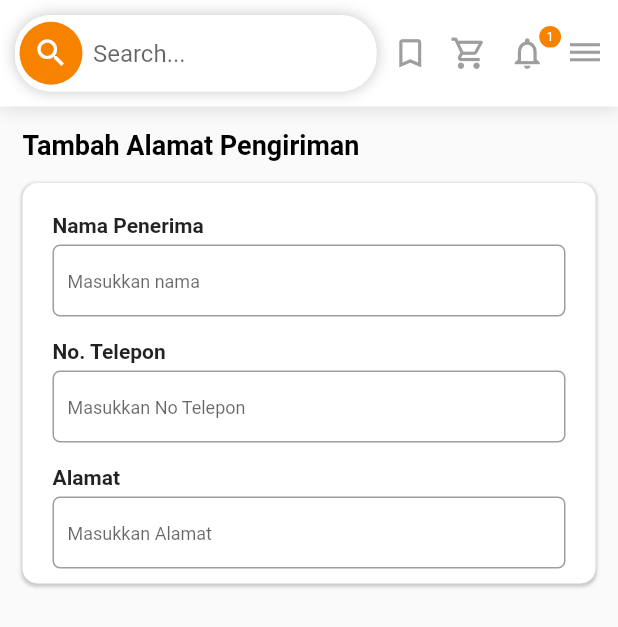
After one commit to aladino24/kharisma-sales-app, a Flutter app: the AddAddressPage screen opened by its route, on a phone screen of 412 x 824 dp. The commit adds this screen. Shown: the top 627 px of the screen. Run offline on Flutter 3.47's test engine with Material 2 defaults, Android fonts, the phone set to English and light mode, and no system bars; drawn by our look-alikes of badges; our stand-ins replace carousel_slider, get, shared_preferences; accounts and stored records are empty.

Commit message:
Halaman tambah alamat belum fix

```diff
--- a/lib/routes/apps_routes.dart
+++ b/lib/routes/apps_routes.dart
@@ -8,6 +8,7 @@ import 'package:kharisma_sales_app/views/product/cart_product_page.dart';
 import 'package:kharisma_sales_app/views/product/checkout_product_page.dart';
 import 'package:kharisma_sales_app/views/product/save_product_page.dart';
 import 'package:kharisma_sales_app/views/product/notification_product_page.dart';
+import 'package:kharisma_sales_app/views/profile/add_address_page.dart';
 import 'package:kharisma_sales_app/views/profile/call_center_page.dart';
 import 'package:kharisma_sales_app/views/profile/profile_customer_page.dart';
 import 'package:kharisma_sales_app/views/profile/termcondition_page.dart';
@@ -26,6 +27,7 @@ class AppsRoutes{
     GetPage(name: RoutesName.profile, page: () => ProfileCustomerPage()),
     GetPage(name: RoutesName.termCondition, page: () => TermConditionPage()),
     GetPage(name: RoutesName.callcenter, page: ()=> CallCenterPage()),
-    GetPage(name: RoutesName.checkoutProduct, page: ()=> CheckoutProductPage())
+    GetPage(name: RoutesName.checkoutProduct, page: ()=> CheckoutProductPage()),
+    GetPage(name: RoutesName.addAddress, page: () => AddAddressPage())
   ];
 }
--- a/lib/routes/routes_name.dart
+++ b/lib/routes/routes_name.dart
@@ -20,4 +20,5 @@ abstract class RoutesName{
   static const profile = '/profile-page';
   static const termCondition = '/termcondition-page';
   static const callcenter = '/callcenter-page';
+  static const addAddress = '/add-address-page';
 }
--- /dev/null
+++ b/lib/views/profile/add_address_page.dart
@@ -0,0 +1,175 @@
+import 'package:flutter/material.dart';
+import 'package:kharisma_sales_app/widgets/main_header.dart';
+
+class AddAddressPage extends StatelessWidget {
+  const AddAddressPage({super.key});
+
+  @override
+  Widget build(BuildContext context) {
+    return Scaffold(
+      body: SafeArea(
+          child: Column(
+        children: [
+          MainHeader(
+              iconBookmark: false, iconCart: false, iconNotification: false),
+          Container(
+            child: Column(
+              crossAxisAlignment: CrossAxisAlignment.start,
+              children: [
+                Padding(
+                  padding: const EdgeInsets.symmetric(horizontal: 15, vertical: 15),
+                  child: Text(
+                    "Tambah Alamat Pengiriman",
+                    style: TextStyle(
+                        fontSize: 18,
+                        fontWeight: FontWeight.bold,
+                        color: Colors.black
+                    ),
+                  ),
+                ),
+                Container(
+                  padding: EdgeInsets.only(left: 15, right: 15, bottom: 15),
+                  child: Form(
+                      child: Container(
+                    decoration: BoxDecoration(
+                      borderRadius: BorderRadius.circular(10),
+                      color: Colors.white,
+                      boxShadow: [
+                        BoxShadow(
+                          color: Colors.grey.withOpacity(0.5),
+                          spreadRadius: 1,
+                          blurRadius: 1,
+                          offset: Offset(0, 1), // changes position of shadow
+                        ),
+                      ],
+                    ),
+                    child: Column(
+                      children: [
+                        // label input
+                        Padding(
+                          padding: const EdgeInsets.only(
+                              right: 20, left: 20, top: 20),
+                          child: Container(
+                            alignment: Alignment.centerLeft,
+                            child: Text(
+                              "Nama Penerima",
+                              style: TextStyle(
+                                  fontSize: 14, fontWeight: FontWeight.bold),
+                            ),
+                          ),
+                        ),
+
+                        // input
+                        Padding(
+                          padding: const EdgeInsets.only(left: 20, right: 20, top: 5),
+                          child: Container(
+                            margin: EdgeInsets.only(bottom: 10),
+                            child: TextFormField(
+                              decoration: InputDecoration(
+                                contentPadding: EdgeInsets.symmetric(horizontal: 10),
+                                hintText: "Masukkan nama",
+                                hintStyle: TextStyle(fontSize: 12),
+                                border: OutlineInputBorder(
+                                    borderRadius: BorderRadius.circular(5),
+                                    borderSide: BorderSide(
+                                        color: Colors.grey, width: 1)),
+                                focusedBorder: OutlineInputBorder(
+                                    borderRadius: BorderRadius.circular(5),
+                                    borderSide: BorderSide(
+                                        color: Colors.grey, width: 1)),
+                                enabledBorder: OutlineInputBorder(
+                                    borderRadius: BorderRadius.circular(5),
+                                    borderSide: BorderSide(
+                                        color: Colors.grey, width: 1)),
+                              ),
+                            ),
+                          ),
+                        ),
+                        SizedBox(height: 5),
+
+                         Padding(
+                          padding: const EdgeInsets.only(right: 20, left: 20),
+                          child: Container(
+                            alignment: Alignment.centerLeft,
+                            child: Text(
+                              "No. Telepon",
+                              style: TextStyle(
+                                  fontSize: 14, fontWeight: FontWeight.bold),
+                            ),
+                          ),
+                        ),
+                        Padding(
+                          padding: const EdgeInsets.only(left: 20, right: 20, top: 5),
+                          child: Container(
+                            margin: EdgeInsets.only(bottom: 10),
+                            child: TextFormField(
+                              decoration: InputDecoration(
+                                contentPadding: EdgeInsets.symmetric(horizontal: 10),
+                                hintText: "Masukkan No Telepon",
+                                hintStyle: TextStyle(fontSize: 12),
+                                border: OutlineInputBorder(
+                                    borderRadius: BorderRadius.circular(5),
+                                    borderSide: BorderSide(
+                                        color: Colors.grey, width: 1)),
+                                focusedBorder: OutlineInputBorder(
+                                    borderRadius: BorderRadius.circular(5),
+                                    borderSide: BorderSide(
+                                        color: Colors.grey, width: 1)),
+                                enabledBorder: OutlineInputBorder(
+                                    borderRadius: BorderRadius.circular(5),
+                                    borderSide: BorderSide(
+                                        color: Colors.grey, width: 1)),
+                              ),
+                            ),
+                          ),
+                        ),
+                        SizedBox(height: 5),
+
+                         Padding(
+                          padding: const EdgeInsets.only(right: 20, left: 20),
+                          child: Container(
+                            alignment: Alignment.centerLeft,
+                            child: Text(
+                              "Alamat",
+                              style: TextStyle(
+                                  fontSize: 14, fontWeight: FontWeight.bold),
+                            ),
+                          ),
+                        ),
+                        Padding(
+                          padding: const EdgeInsets.only(left: 20, right: 20, top: 5),
+                          child: Container(
+                            margin: EdgeInsets.only(bottom: 10),
+                            child: TextFormField(
+                              decoration: InputDecoration(
+                                contentPadding: EdgeInsets.symmetric(horizontal: 10),
+                                hintText: "Masukkan Alamat",
+                                hintStyle: TextStyle(fontSize: 12),
+                                border: OutlineInputBorder(
+                                    borderRadius: BorderRadius.circular(5),
+                                    borderSide: BorderSide(
+                                        color: Colors.grey, width: 1)),
+                                focusedBorder: OutlineInputBorder(
+                                    borderRadius: BorderRadius.circular(5),
+                                    borderSide: BorderSide(
+                                        color: Colors.grey, width: 1)),
+                                enabledBorder: OutlineInputBorder(
+                                    borderRadius: BorderRadius.circular(5),
+                                    borderSide: BorderSide(
+                                        color: Colors.grey, width: 1)),
+                              ),
+                            ),
+                          ),
+                        ),
+                      ],
+                    ),
+                  )),
+                )
+              ],
+            ),
+          ),
+        ],
+      )),
+    );
+  }
+}
--- a/lib/views/profile/profile_customer_page.dart
+++ b/lib/views/profile/profile_customer_page.dart
@@ -3,7 +3,6 @@ import 'package:get/get.dart';
 import 'package:kharisma_sales_app/constants/apps_colors.dart';
 import 'package:kharisma_sales_app/controllers/api/login_controller.dart';
 import 'package:kharisma_sales_app/routes/routes_name.dart';
-import 'package:kharisma_sales_app/views/profile/call_center_page.dart';
 import 'package:kharisma_sales_app/widgets/main_header.dart';
 import 'package:kharisma_sales_app/controllers/components/tabbar_controller.dart';
 import 'package:kharisma_sales_app/models/user_model.dart';
@@ -129,13 +128,16 @@ class ProfileCustomerPage extends StatelessWidget {
                                       ),
                                     ),
                                     children: [
-                                      ListTile(
-                                        title: Text(
-                                          'Alamat Pengiriman',
-                                          style: TextStyle(fontSize: 14),
+                                      GestureDetector(
+                                        child: ListTile(
+                                          title: Text(
+                                            'Alamat Pengiriman',
+                                            style: TextStyle(fontSize: 14),
+                                          ),
+                                          tileColor: AppsColors.loginColorPrimary,
+                                          leading: Icon(Icons.location_on),
                                         ),
-                                        tileColor: AppsColors.loginColorPrimary,
-                                        leading: Icon(Icons.location_on),
+                                        onTap: () => Get.toNamed(RoutesName.addAddress),
                                       ),
                                       ListTile(
                                         title: Text(
```
